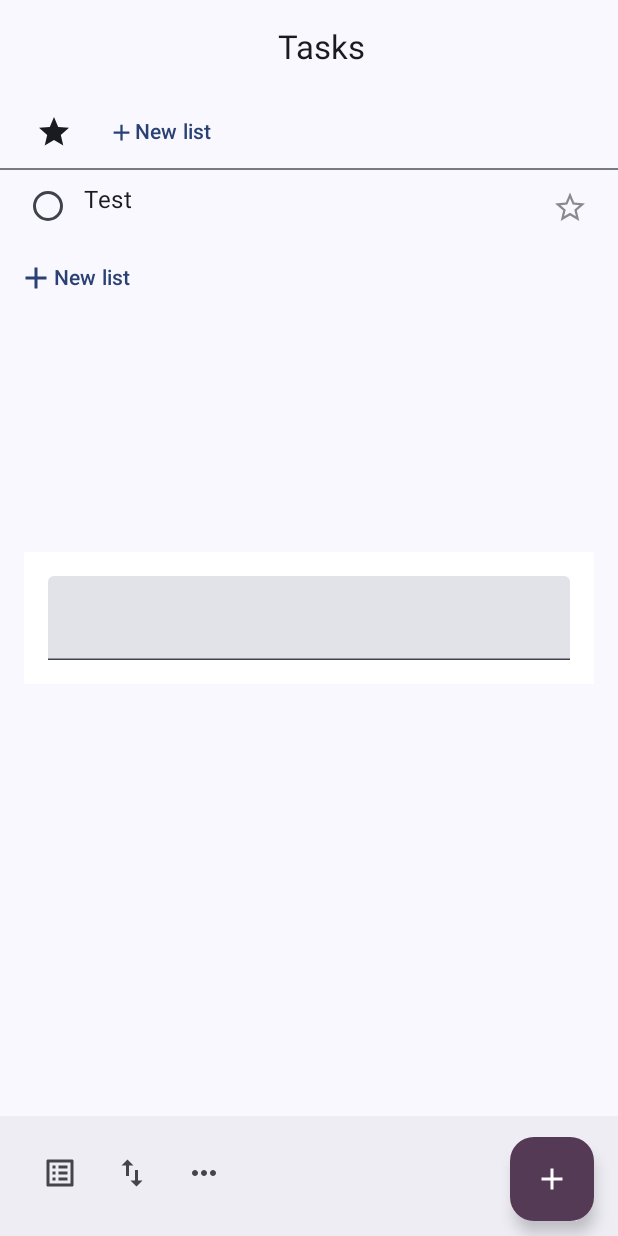
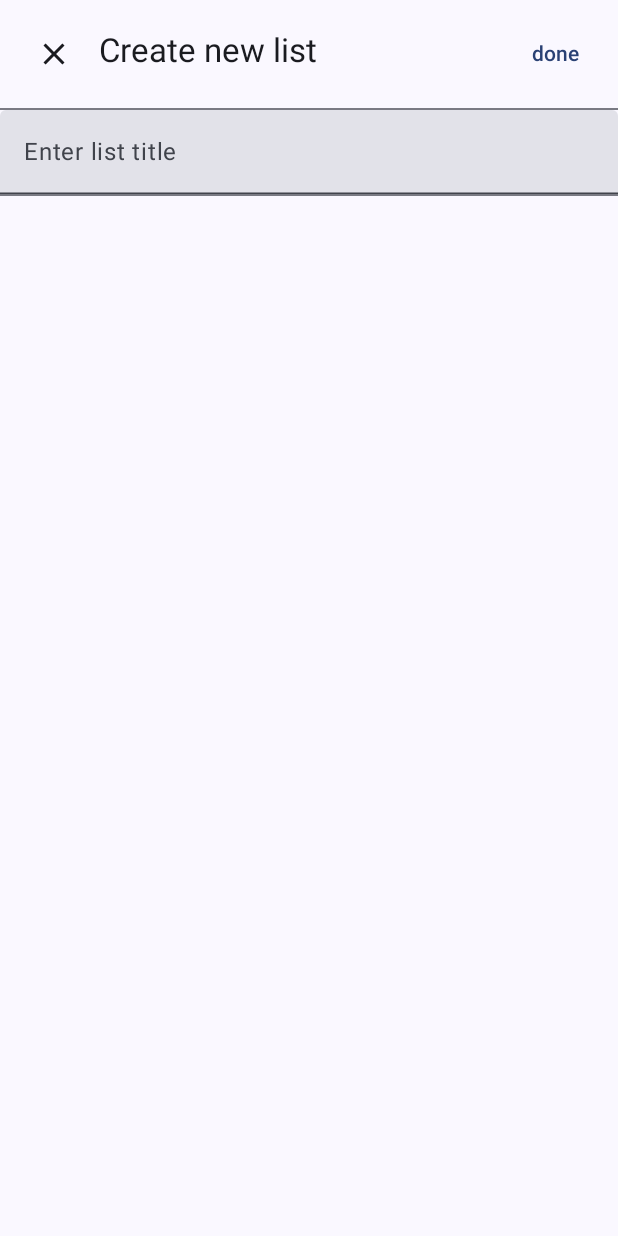
Before and after one commit to Maagar/ToDoApp, an Android app built with Jetpack Compose: the screen it shows after launch (MainActivity), after a tap on "New list", on a phone screen of 412 x 824 dp. Run offline under Robolectric (Android 15) with nearby library versions, the phone set to English and light mode, and no system bars; our stand-ins replace Room's generated code, accompanist.

Commit message:
Fullscreen dialog made for creating new tasklists is done as well as the business logic for it

```diff
--- a/app/build.gradle.kts
+++ b/app/build.gradle.kts
@@ -60,6 +60,8 @@ dependencies {
     implementation("androidx.compose.ui:ui-graphics")
     implementation("androidx.compose.ui:ui-tooling-preview")
     implementation("androidx.compose.material3:material3")
+    implementation("androidx.navigation:navigation-fragment-ktx:2.6.0")
+    implementation("androidx.navigation:navigation-ui-ktx:2.6.0")
     testImplementation("junit:junit:4.13.2")
     androidTestImplementation("androidx.test.ext:junit:1.1.5")
     androidTestImplementation("androidx.test.espresso:espresso-core:3.5.1")
--- a/app/src/main/java/com/example/todoapp/MainActivity.kt
+++ b/app/src/main/java/com/example/todoapp/MainActivity.kt
@@ -3,32 +3,26 @@ package com.example.todoapp
 import android.os.Bundle
 import androidx.activity.ComponentActivity
 import androidx.activity.compose.setContent
-import androidx.compose.foundation.layout.Box
-import androidx.compose.foundation.layout.Column
-import androidx.compose.foundation.layout.fillMaxSize
-import androidx.compose.material3.MaterialTheme
-import androidx.compose.material3.Surface
-import androidx.compose.material3.Text
-import androidx.compose.runtime.Composable
-import androidx.compose.ui.Modifier
-import androidx.compose.ui.tooling.preview.Preview
+import androidx.activity.viewModels
+import androidx.compose.runtime.mutableStateOf
+import androidx.compose.runtime.saveable.rememberSaveable
 import com.example.todoapp.data.TaskListViewModel
 import com.example.todoapp.ui.AppScreen
-import com.example.todoapp.ui.components.AddTaskListScreen
+import com.example.todoapp.ui.components.FullScreenDialog
 import com.example.todoapp.ui.theme.ToDoAppTheme
 
 class MainActivity : ComponentActivity() {
+
     override fun onCreate(savedInstanceState: Bundle?) {
+        val viewModel by viewModels<TaskListViewModel>()
         super.onCreate(savedInstanceState)
         setContent {
+            val showDialog = rememberSaveable { mutableStateOf(false) }
             ToDoAppTheme {
-                Box {
-                    AppScreen()
-                    AddTaskListScreen {
+                AppScreen(showDialog = showDialog)
+                FullScreenDialog(showDialog, viewModel)
+            }
 
-                    }
-                }
-            }
         }
     }
 }
--- a/app/src/main/java/com/example/todoapp/data/TaskListDao.kt
+++ b/app/src/main/java/com/example/todoapp/data/TaskListDao.kt
@@ -19,11 +19,9 @@ interface taskListDao {
     @Update
     suspend fun updateTaskList(taskList: TaskList)
 
-    @Query("SELECT * FROM TaskList ORDER BY name ASC")
+    @Query("SELECT * FROM TaskList ORDER BY creation_date ASC")
     fun readAllTaskListData(): LiveData<List<TaskList>>
 
     @Query("SELECT * FROM TaskList WHERE id = :id")
     fun getTaskList(id: Int): Flow<TaskList?>
-    @Query("SELECT MAX(listPlace) FROM TaskList WHERE id = :id")
-    fun getLastPlace(id: Int): Int
 }
--- a/app/src/main/java/com/example/todoapp/data/taskList.kt
+++ b/app/src/main/java/com/example/todoapp/data/taskList.kt
@@ -1,12 +1,14 @@
 package com.example.todoapp.data
 
+import androidx.room.ColumnInfo
 import androidx.room.Entity
 import androidx.room.PrimaryKey
 
 @Entity()
 data class TaskList(
     @PrimaryKey(autoGenerate = true)
-    val id: Int,
+    val id: Int = 0,
+    @ColumnInfo(name = "creation_date")
+    val creationDate: Long = System.currentTimeMillis(),
     val name: String,
-    val listPlace: Int
 )
--- a/app/src/main/java/com/example/todoapp/ui/appScreen.kt
+++ b/app/src/main/java/com/example/todoapp/ui/appScreen.kt
@@ -21,6 +21,7 @@ import androidx.compose.material3.Text
 import androidx.compose.material3.TextButton
 import androidx.compose.material3.TopAppBar
 import androidx.compose.runtime.Composable
+import androidx.compose.runtime.MutableState
 import androidx.compose.runtime.getValue
 import androidx.compose.runtime.mutableStateOf
 import androidx.compose.runtime.remember
@@ -41,7 +42,7 @@ import com.google.accompanist.systemuicontroller.rememberSystemUiController
 
 @OptIn(ExperimentalMaterial3Api::class)
 @Composable
-fun AppScreen(modifier: Modifier = Modifier) {
+fun AppScreen(modifier: Modifier = Modifier, showDialog: MutableState<Boolean>) {
     val colors = MaterialTheme.colorScheme
     val topBarColor = colors.background
     val bottomBarColor = colors.tertiary
@@ -107,16 +108,8 @@ fun AppScreen(modifier: Modifier = Modifier) {
                 modifier = Modifier
                     .padding(paddingValues = it)
             ) {
-                TaskListBar()
+                TaskListBar(showDialog = showDialog)
                 Task(text = "Test")
-                var showDialog by remember { mutableStateOf(false) }
-                TextButton(onClick = { showDialog = true }) {
-                    Icon(imageVector = Icons.Default.Add, contentDescription = null)
-                    Text(text = stringResource(R.string.new_list))
-                }
-                if (showDialog) {
-                    Text(text = "test")
-                }
             }
         }
     }
--- a/app/src/main/java/com/example/todoapp/ui/components/AddTaskListScreen.kt
+++ /dev/null
@@ -1,59 +0,0 @@
-package com.example.todoapp.ui.components
-
-import androidx.compose.foundation.background
-import androidx.compose.foundation.layout.Box
-import androidx.compose.foundation.layout.fillMaxSize
-import androidx.compose.foundation.layout.fillMaxWidth
-import androidx.compose.foundation.layout.padding
-import androidx.compose.foundation.text.KeyboardActions
-import androidx.compose.foundation.text.KeyboardOptions
-import androidx.compose.material3.ExperimentalMaterial3Api
-import androidx.compose.material3.TextField
-import androidx.compose.runtime.Composable
-import androidx.compose.runtime.getValue
-import androidx.compose.runtime.mutableStateOf
-import androidx.compose.runtime.saveable.rememberSaveable
-import androidx.compose.runtime.setValue
-import androidx.compose.ui.Alignment
-import androidx.compose.ui.ExperimentalComposeUiApi
-import androidx.compose.ui.Modifier
-import androidx.compose.ui.graphics.Color
-import androidx.compose.ui.platform.LocalSoftwareKeyboardController
-import androidx.compose.ui.text.input.ImeAction
-import androidx.compose.ui.unit.dp
-
-@OptIn(ExperimentalMaterial3Api::class, ExperimentalComposeUiApi::class)
-@Composable
-fun AddTaskListScreen(
-    modifier: Modifier = Modifier,
-    onDismiss: () -> Unit
-) {
-    var text by rememberSaveable { mutableStateOf("") }
-    val keyboardController = LocalSoftwareKeyboardController.current
-
-    Box(
-        modifier = modifier
-            .fillMaxSize()
-            .padding(16.dp),
-        contentAlignment = Alignment.Center
-    ) {
-        TextField(
-            value = text,
-            onValueChange = {newText -> text = newText},
-            modifier = Modifier
-                .fillMaxWidth()
-                .background(Color.White)
-                .padding(16.dp),
-            keyboardOptions = KeyboardOptions.Default.copy(
-                imeAction = ImeAction.Done
-            ),
-            keyboardActions = KeyboardActions(
-                onDone = {
-                    onDismiss()
-                    keyboardController?.hide()
-                }
-            )
-        )
-
-    }
-}
--- /dev/null
+++ b/app/src/main/java/com/example/todoapp/ui/components/FullScreenDialog.kt
@@ -0,0 +1,92 @@
+package com.example.todoapp.ui.components
+
+import androidx.compose.foundation.background
+import androidx.compose.foundation.layout.Column
+import androidx.compose.foundation.layout.Row
+import androidx.compose.foundation.layout.Spacer
+import androidx.compose.foundation.layout.fillMaxSize
+import androidx.compose.foundation.layout.fillMaxWidth
+import androidx.compose.foundation.layout.padding
+import androidx.compose.material.icons.Icons
+import androidx.compose.material.icons.filled.Close
+import androidx.compose.material3.Divider
+import androidx.compose.material3.ExperimentalMaterial3Api
+import androidx.compose.material3.Icon
+import androidx.compose.material3.IconButton
+import androidx.compose.material3.MaterialTheme
+import androidx.compose.material3.Surface
+import androidx.compose.material3.Text
+import androidx.compose.material3.TextButton
+import androidx.compose.material3.TextField
+import androidx.compose.runtime.Composable
+import androidx.compose.runtime.MutableState
+import androidx.compose.runtime.getValue
+import androidx.compose.runtime.mutableStateOf
+import androidx.compose.runtime.saveable.rememberSaveable
+import androidx.compose.runtime.setValue
+import androidx.compose.ui.Modifier
+import androidx.compose.ui.res.stringResource
+import androidx.compose.ui.unit.dp
+import androidx.compose.ui.window.Dialog
+import androidx.compose.ui.window.DialogProperties
+import com.example.todoapp.R
+import com.example.todoapp.data.TaskList
+import com.example.todoapp.data.TaskListViewModel
+
+@OptIn(ExperimentalMaterial3Api::class)
+@Composable
+fun FullScreenDialog(showDialog: MutableState<Boolean>, viewModel: TaskListViewModel) {
+    var text by rememberSaveable { mutableStateOf("") }
+    if(showDialog.value) {
+        Dialog(
+            onDismissRequest = { showDialog.value = !showDialog.value },
+            properties = DialogProperties(
+                usePlatformDefaultWidth = false
+            )
+        ) {
+            Surface(
+                modifier = Modifier.fillMaxSize()
+            ) {
+                Column(modifier = Modifier) {
+                    Row(
+                        modifier = Modifier
+                            .padding(12.dp)
+                            .fillMaxWidth()
+                    ) {
+                        IconButton(onClick = { showDialog.value = !showDialog.value }) {
+                            Icon(
+                                imageVector = Icons.Default.Close,
+                                contentDescription = stringResource(R.string.dialog_close)
+                            )
+                        }
+                        Text(
+                            text = stringResource(R.string.create_new_list),
+                            style = MaterialTheme.typography.titleLarge,
+                            modifier = Modifier.padding(top = 8.dp, start = 6.dp)
+                        )
+                        Spacer(modifier = Modifier.weight(1f))
+                        TextButton(onClick = { addNewList(text, showDialog, viewModel) }) {
+                            Text(text = stringResource(R.string.done))
+                        }
+                    }
+                    Divider()
+                    TextField(
+                        value = text,
+                        onValueChange = { text = it },
+                        placeholder = { Text(text = "Enter list title") },
+                        modifier = Modifier
+                            .fillMaxWidth()
+                            .background(MaterialTheme.colorScheme.background)
+                    )
+                    Divider()
+                }
+
+            }
+        }
+    }
+}
+
+fun addNewList(text: String, showDialog: MutableState<Boolean>, viewModel: TaskListViewModel) {
+    viewModel.addTaskList(TaskList(name = text))
+    showDialog.value = !showDialog.value
+}
--- a/app/src/main/java/com/example/todoapp/ui/components/TaskListBar.kt
+++ b/app/src/main/java/com/example/todoapp/ui/components/TaskListBar.kt
@@ -1,35 +1,26 @@
 package com.example.todoapp.ui.components
 
 import androidx.compose.foundation.layout.Row
-import androidx.compose.foundation.layout.fillMaxSize
 import androidx.compose.foundation.layout.fillMaxWidth
 import androidx.compose.foundation.layout.padding
 import androidx.compose.foundation.layout.size
-import androidx.compose.foundation.layout.widthIn
 import androidx.compose.material.icons.Icons
 import androidx.compose.material.icons.filled.Add
 import androidx.compose.material.icons.filled.Star
 import androidx.compose.material3.Divider
-import androidx.compose.material3.ExperimentalMaterial3Api
 import androidx.compose.material3.Icon
 import androidx.compose.material3.IconButton
-import androidx.compose.material3.Surface
 import androidx.compose.material3.Text
 import androidx.compose.material3.TextButton
 import androidx.compose.runtime.Composable
-import androidx.compose.runtime.getValue
-import androidx.compose.runtime.mutableStateOf
-import androidx.compose.runtime.remember
-import androidx.compose.runtime.setValue
-import androidx.compose.ui.Alignment
+import androidx.compose.runtime.MutableState
 import androidx.compose.ui.Modifier
 import androidx.compose.ui.res.stringResource
 import androidx.compose.ui.unit.dp
-import androidx.compose.ui.window.Dialog
 import com.example.todoapp.R
 
 @Composable
-fun TaskListBar(modifier: Modifier = Modifier) {
+fun TaskListBar(modifier: Modifier = Modifier, showDialog: MutableState<Boolean>) {
     Row(
         modifier = modifier
             .fillMaxWidth()
@@ -42,7 +33,7 @@ fun TaskListBar(modifier: Modifier = Modifier) {
             Icon(imageVector = Icons.Default.Star, contentDescription = null)
         }
 
-        TextButton(onClick = {  }) {
+        TextButton(onClick = { showDialog.value = !showDialog.value }) {
             Icon(imageVector = Icons.Default.Add, contentDescription = null, Modifier.size(18.dp))
             Text(text = stringResource(R.string.new_list))
         }
--- a/app/src/main/res/values/strings.xml
+++ b/app/src/main/res/values/strings.xml
@@ -6,4 +6,9 @@
     <string name="manage">manage</string>
     <string name="add_new_task_list">add new task list</string>
     <string name="new_list">New list</string>
+    <!-- TODO: Remove or change this placeholder text -->
+    <string name="hello_blank_fragment">Hello blank fragment</string>
+    <string name="dialog_close">stop adding a new list</string>
+    <string name="create_new_list">Create new list</string>
+    <string name="done">done</string>
 </resources>
```
